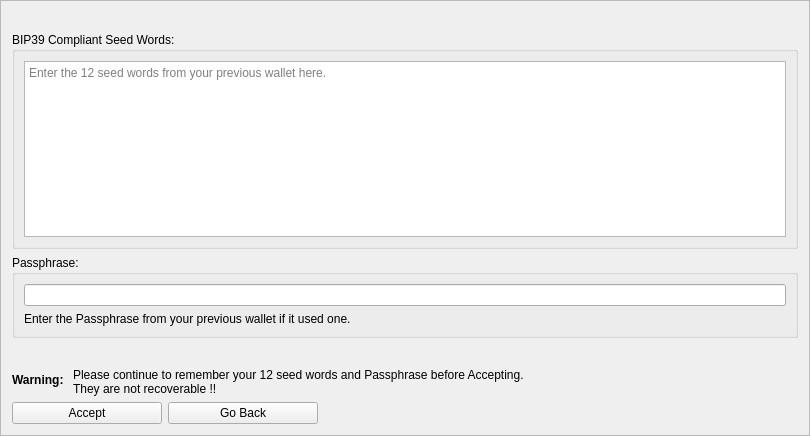
Before: the Qt Designer form src/qt/forms/mnemonicdialog3.ui in AvianNetwork/Avian, drawn with Qt 5.
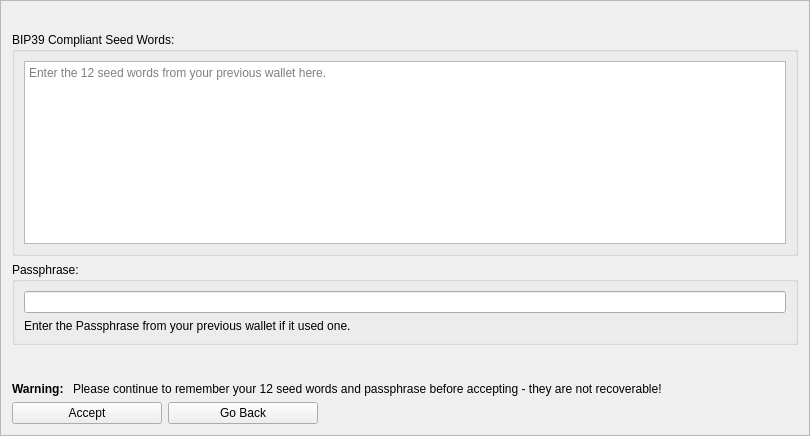
After: the same form once the commit is applied.

Commit message: Fix grammar in mnemonic dialog

The edit to the form file:
```diff
--- a/src/qt/forms/mnemonicdialog3.ui
+++ b/src/qt/forms/mnemonicdialog3.ui
@@ -204,8 +204,7 @@
      <item row="1" column="1">
       <widget class="QLabel" name="label_2">
        <property name="text">
-        <string>Please continue to remember your 12 seed words and Passphrase before Accepting.
-They are not recoverable !!</string>
+        <string>Please continue to remember your 12 seed words and passphrase before accepting - they are not recoverable!</string>
        </property>
       </widget>
      </item>
```
The commit also changes 2 other files.
